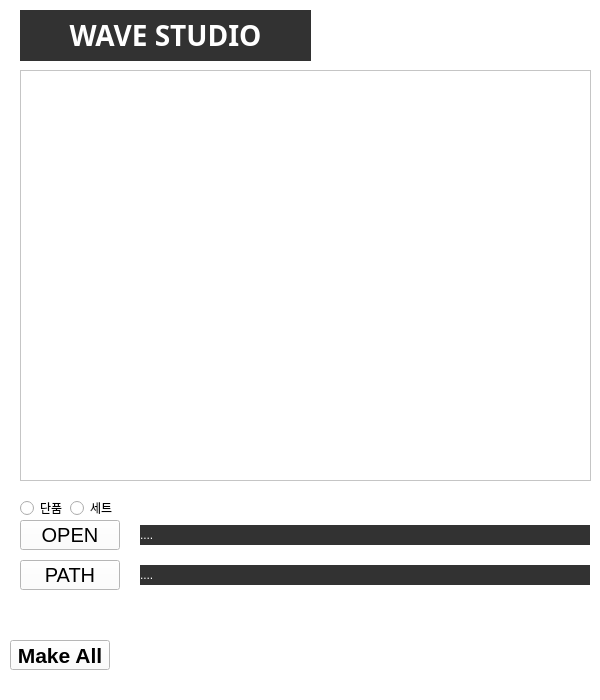
Above: 03_resource/ui_imageMaking.ui from suni1015/ImageMaking before the change. Below: the same form after it.
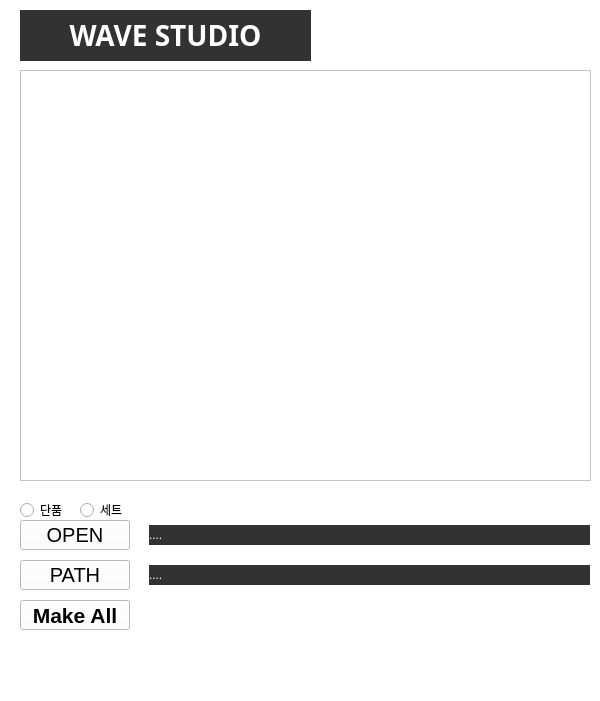
That is the form after the change.

The edit to the form file:
```diff
--- a/03_resource/ui_imageMaking.ui
+++ b/03_resource/ui_imageMaking.ui
@@ -7,7 +7,7 @@
     <x>0</x>
     <y>0</y>
     <width>600</width>
-    <height>700</height>
+    <height>701</height>
    </rect>
   </property>
   <property name="font">
@@ -30,7 +30,7 @@
      <rect>
       <x>20</x>
       <y>520</y>
-      <width>100</width>
+      <width>110</width>
       <height>30</height>
      </rect>
     </property>
@@ -50,9 +50,9 @@
    <widget class="QLabel" name="label_file_path">
     <property name="geometry">
      <rect>
-      <x>140</x>
+      <x>149</x>
       <y>525</y>
-      <width>450</width>
+      <width>441</width>
       <height>20</height>
      </rect>
     </property>
@@ -160,9 +160,9 @@
    <widget class="QPushButton" name="btn_img_make_multi">
     <property name="geometry">
      <rect>
-      <x>10</x>
-      <y>640</y>
-      <width>100</width>
+      <x>20</x>
+      <y>600</y>
+      <width>110</width>
       <height>30</height>
      </rect>
     </property>
@@ -185,9 +185,9 @@
    <widget class="QLabel" name="label_file_path_2">
     <property name="geometry">
      <rect>
-      <x>140</x>
+      <x>149</x>
       <y>565</y>
-      <width>450</width>
+      <width>441</width>
       <height>20</height>
      </rect>
     </property>
@@ -203,7 +203,7 @@
      <rect>
       <x>20</x>
       <y>560</y>
-      <width>100</width>
+      <width>110</width>
       <height>30</height>
      </rect>
     </property>
@@ -225,8 +225,8 @@
      <rect>
       <x>20</x>
       <y>500</y>
-      <width>50</width>
-      <height>16</height>
+      <width>60</width>
+      <height>20</height>
      </rect>
     </property>
     <property name="text">
@@ -236,10 +236,10 @@
    <widget class="QRadioButton" name="radio_set">
     <property name="geometry">
      <rect>
-      <x>70</x>
+      <x>80</x>
       <y>500</y>
-      <width>50</width>
-      <height>16</height>
+      <width>60</width>
+      <height>20</height>
      </rect>
     </property>
     <property name="text">
```
